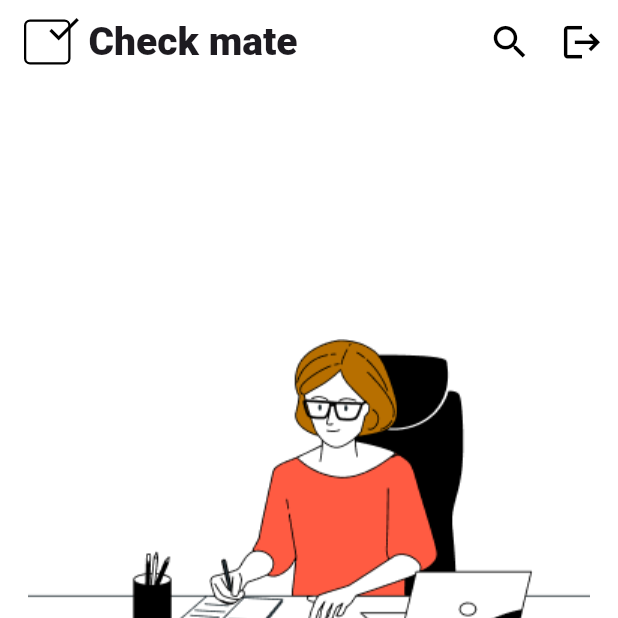
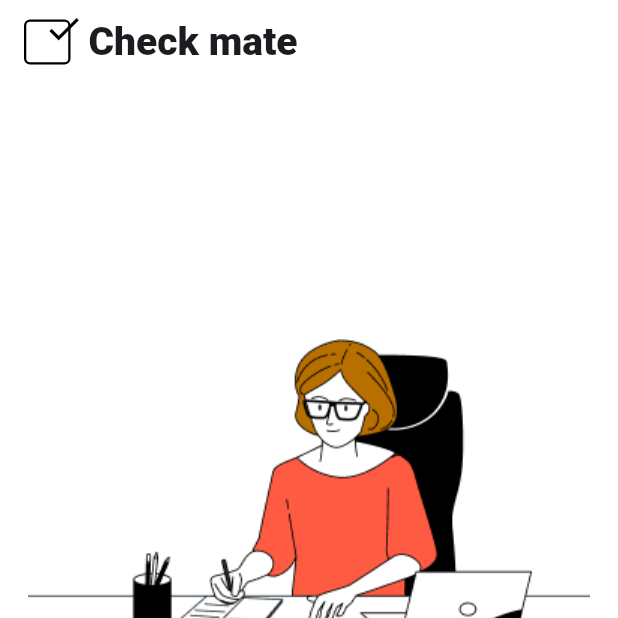
Before and after one commit to HazimNabil/check-mate, a Flutter app: the HomeView screen opened by its route, on a phone screen of 412 x 824 dp, the top half of it. Run offline on Flutter 3.47's test engine with Material 3 defaults, Android fonts, the phone set to English and light mode, and no system bars; our stand-ins replace firebase_auth, firebase_core, font_awesome_flutter, modal_progress_hud_nsn; accounts and stored records are empty; Roboto replaces fonts that are missing (Inter-ExtraBold).

Commit message:
Remove action icons in the home view app bar

```diff
--- a/lib/views/home_view.dart
+++ b/lib/views/home_view.dart
@@ -1,6 +1,3 @@
-import 'package:check_mate/constants.dart';
-import 'package:check_mate/views/login_view.dart';
-import 'package:firebase_auth/firebase_auth.dart';
 import 'package:flutter/material.dart';
 
 import '../widgets/app_bar_title.dart';
@@ -17,27 +14,6 @@ class HomeView extends StatelessWidget {
       backgroundColor: Colors.transparent,
       elevation: 0,
       title: const AppBarTitle(),
-      actions: [
-        IconButton(
-          onPressed: () {},
-          icon: const Icon(
-            size: 29,
-            Icons.search,
-            color: kPrimaryColor,
-          ),
-        ),
-        IconButton(
-          onPressed: () {
-            FirebaseAuth.instance.signOut();
-            Navigator.pushReplacementNamed(context, LoginView.route);
-          },
-          icon: const Icon(
-            size: 29,
-            Icons.logout,
-            color: kPrimaryColor,
-          ),
-        ),
-      ],
     );
   }
 
```
